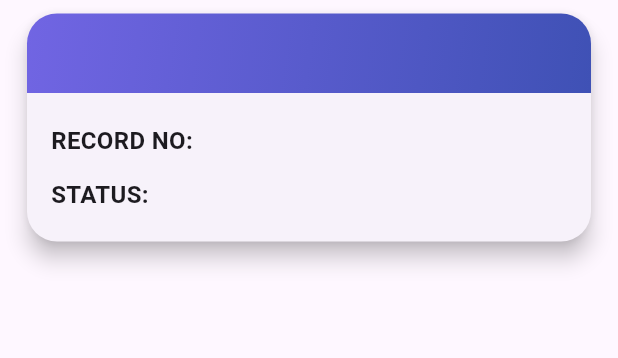
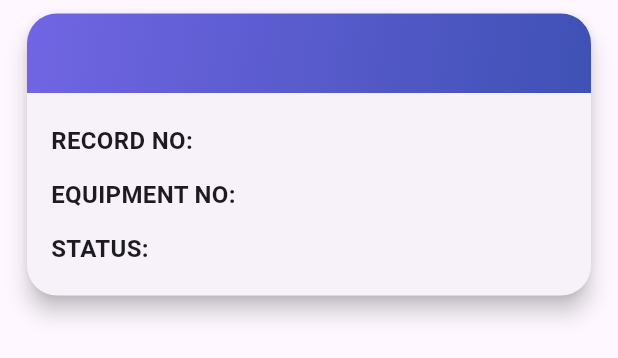
Before and after one commit to Madhacky/pilog_idqm, a Flutter app: the AssetDataCard widget shown alone on an empty page, opened directly, on a phone screen of 412 x 824 dp. Shown: the top 358 px of the screen. Run offline on Flutter 3.47's test engine with Material 3 defaults, Android fonts, the phone set to English and light mode, and no system bars; our stand-ins replace delayed_display, dio, dropdown_button2, file_picker, flutter_dotenv, flutter_spinkit and 13 more; missing offline and left inert: connectivity_wrapper, floating_action_bubble, flutter_pdfview, google_mlkit_text_recognition, syncfusion_flutter_pdf; accounts and stored records are empty; network calls fail.

Commit message:
query in seach with equipemnt no

```diff
--- a/lib/view/home/components/asset_data_card.dart
+++ b/lib/view/home/components/asset_data_card.dart
@@ -9,6 +9,9 @@ class AssetDataCard extends StatefulWidget {
   final String? longDesc;
   final String? status;
   final String? imageName;
+  final String? equipmentNumber;
+  final String? techId;
+
 
   // final String? registerColumn8;
   // final String? registerColumn5;
@@ -43,7 +46,9 @@ class AssetDataCard extends StatefulWidget {
       this.classTerm,
       this.shortDescription,
       this.longDesc,
-      this.status, this.imageName
+      this.status,
+      this.imageName,
+      this.equipmentNumber, this.techId
 
       // this.registerColumn8,
       // this.registerColumn5,
@@ -90,7 +95,10 @@ class _AssetDataCardState extends State<AssetDataCard> {
                     longDesc: widget.longDesc,
                     recordNo: widget.recordNo,
                     shortDescription: widget.shortDescription,
-                    status: widget.status,imageName: widget.imageName,
+                    status: widget.status,
+                    imageName: widget.imageName,
+                    equipmentNo: widget.equipmentNumber,
+                    techID:widget.techId ,
                   ))),
       child: Column(
         children: [
@@ -102,7 +110,7 @@ class _AssetDataCardState extends State<AssetDataCard> {
               shape: RoundedRectangleBorder(
                 borderRadius: BorderRadius.circular(20),
               ),
-           //   color: Color(0xff7165E3),
+              //   color: Color(0xff7165E3),
               child: Column(
                 crossAxisAlignment: CrossAxisAlignment.start,
                 mainAxisSize: MainAxisSize.min,
@@ -140,6 +148,8 @@ class _AssetDataCardState extends State<AssetDataCard> {
                       children: [
                         _buildInfoRow("RECORD NO", widget.recordNo),
                         SizedBox(height: 5),
+                        _buildInfoRow("EQUIPMENT NO", widget.equipmentNumber),
+                        SizedBox(height: 5),
                         _buildInfoRow("STATUS", widget.status),
                         //  SizedBox(height: 5),
                         // _buildInfoRow("CLASS_TERM	", widget.classTerm),
@@ -166,7 +176,7 @@ class _AssetDataCardState extends State<AssetDataCard> {
             style: TextStyle(
               fontSize: 16,
               fontWeight: FontWeight.bold,
-            //  color: Color(0xffe8e7f4),
+              //  color: Color(0xffe8e7f4),
             ),
           ),
           Flexible(
@@ -176,7 +186,7 @@ class _AssetDataCardState extends State<AssetDataCard> {
                 value ?? "",
                 style: TextStyle(
                   fontSize: 16,
-                //  color: Colors.white,
+                  //  color: Colors.white,
                 ),
                 maxLines: 2,
                 overflow: TextOverflow.ellipsis,
--- a/lib/view/home/home_screen.dart
+++ b/lib/view/home/home_screen.dart
@@ -101,7 +101,10 @@ class _ClientMgrHomeScreenState extends State<ClientMgrHomeScreen> {
                 if (snapshot.connectionState == ConnectionState.waiting) {
                   return Center(child: loadingShimmer());
                 } else if (snapshot.hasError) {
-                  return Center(child: Text('Error: ${snapshot.error}'));
+                  return const Center(
+                          child: Image(
+                              image:
+                                  AssetImage('assets/images/not_found.png')));
                 } else {
                   return ListView(
                     children: snapshot.data.map<Widget>((item) {
```
Also changed, not shown: lib/controller/client_mgr_home_controller.dart (+12 -8 lines), lib/view/home/components/assest_details_screen.dart (+7 -2 lines), assets/images/not_found.png (added).
